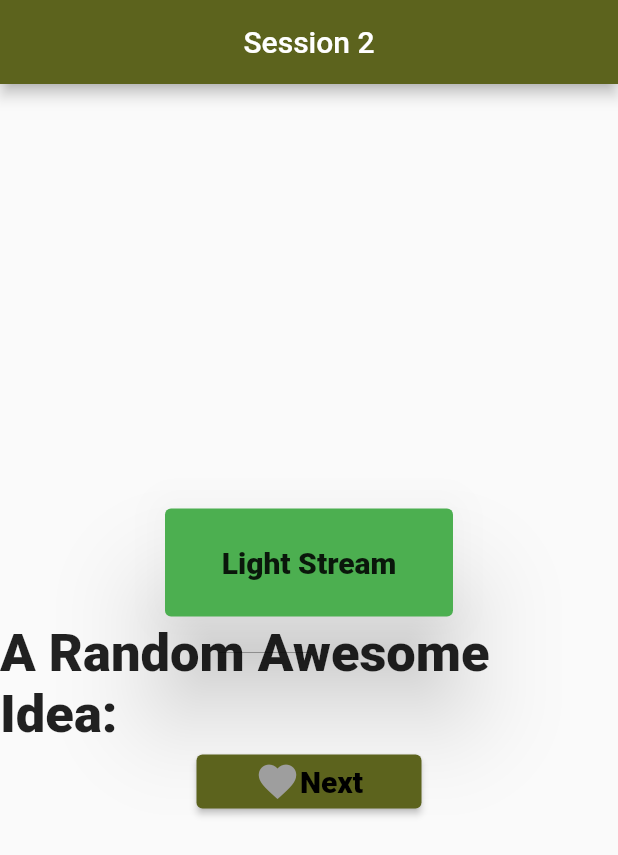
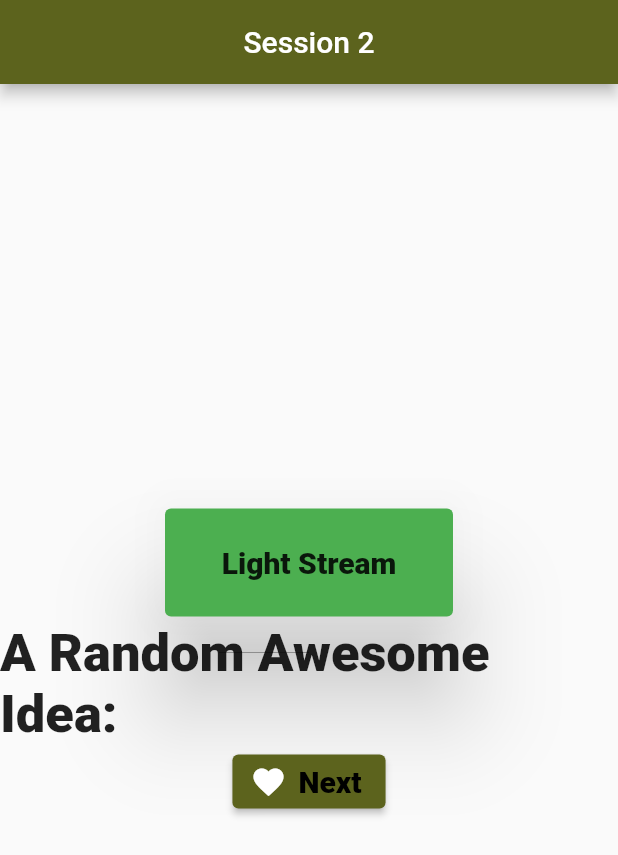
Before and after one commit to ParthZignuts/session_1, a Flutter app: the screen it shows after launch, after a tap on "Next", on a phone screen of 412 x 824 dp. Shown: the top 855 px of the screen. Run offline on Flutter 3.47's test engine with Material 2 defaults, Android fonts, the phone set to English and light mode, and no system bars; drawn by our look-alikes of like_button.

Commit message:
Adding like Unlike Functionality

```diff
--- a/lib/screens/session_2.dart
+++ b/lib/screens/session_2.dart
@@ -8,6 +8,8 @@ class Session2 extends StatefulWidget {
 }
 
 class _Session2State extends State<Session2> {
+  bool likeState = false;
+
   @override
   Widget build(BuildContext context) {
     return MaterialApp(
@@ -50,26 +52,23 @@ class _Session2State extends State<Session2> {
                 "A Random Awesome Idea:",
                 style: TextStyle(fontWeight: FontWeight.w900, fontSize: 35),
               ),
-              SizedBox(
-                width: 150,
-                child:ElevatedButton(
+              ElevatedButton.icon(
+                icon: Icon(
+                  Icons.favorite,
+                  color: likeState ? Colors.white : Colors.red,
+                ),
                 onPressed: () => {
+                  setState(() {
+                    likeState = !likeState;
+                  }),
                   print("Button Pressed"),
                 },
-                  child: Row(
-                    crossAxisAlignment: CrossAxisAlignment.center,
-                    mainAxisAlignment: MainAxisAlignment.center,
-                    children: [
-                      LikeButton(),
-                      Text(
+                label: Text(
                   "Next",
                   style: TextStyle(
                       fontWeight: FontWeight.w900,
                       fontSize: 20,
                       color: Colors.black),
-                      ),
-                    ],
-                  ),
                 ),
               ),
             ],
```
Lines whose indentation alone changed are shown as unchanged.
